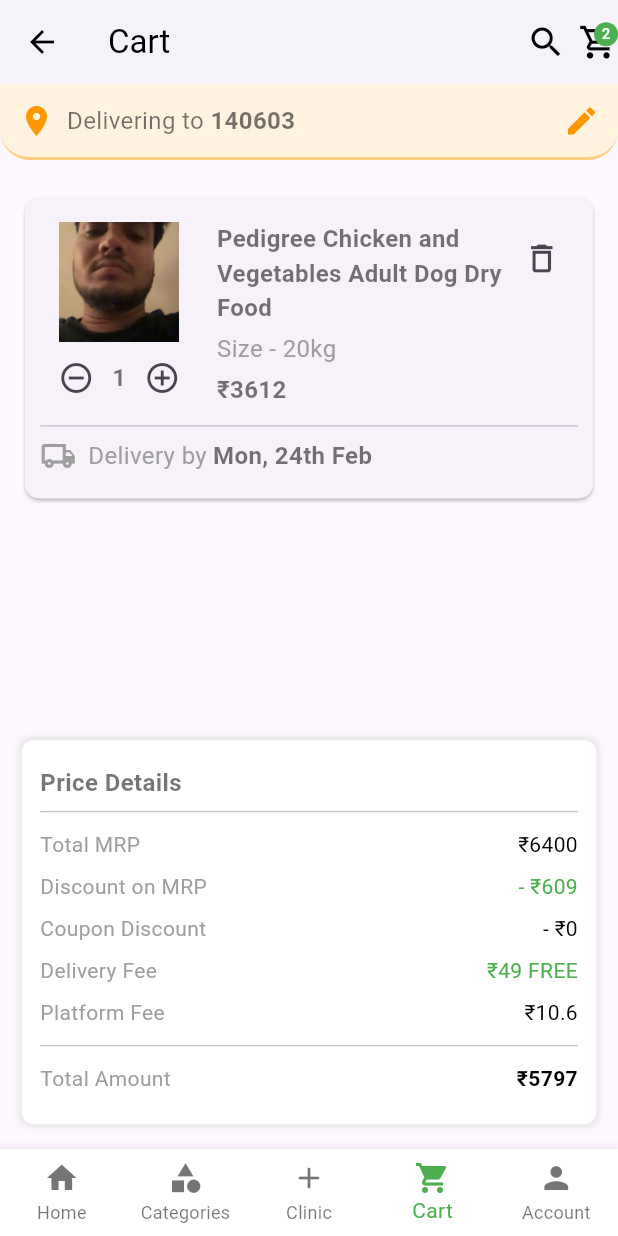
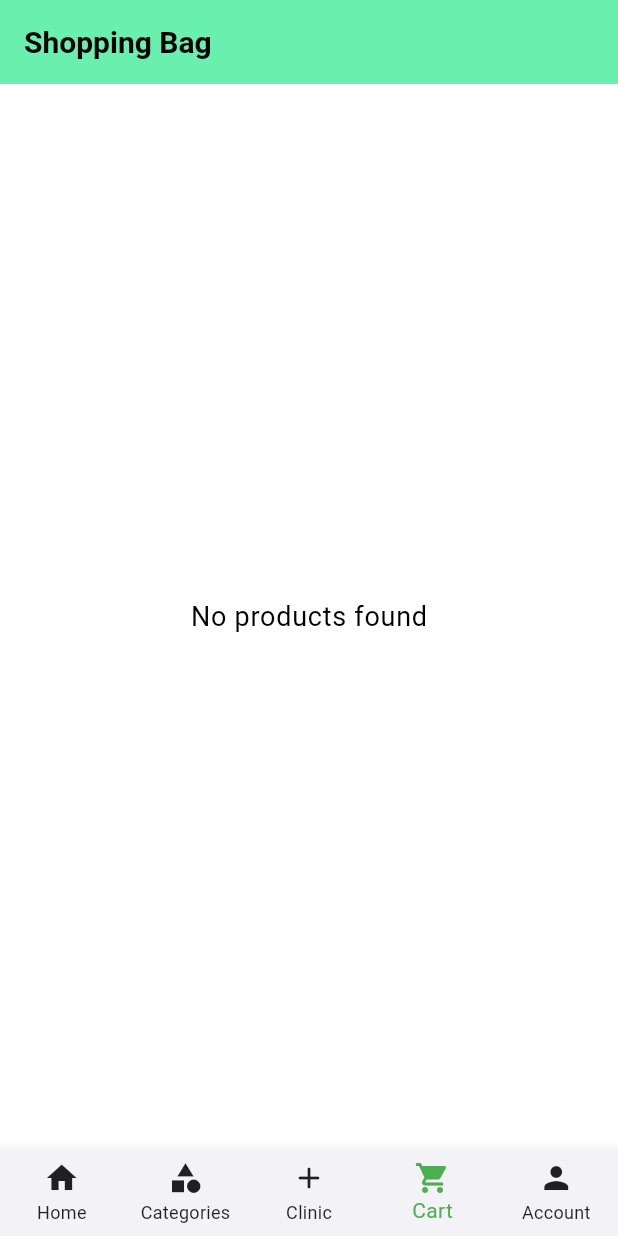
Before and after one commit to akp-dev2230/petmate, a Flutter app: the Landing screen opened directly, item 4 of the bottom bar chosen, on a phone screen of 412 x 824 dp. Run offline on Flutter 3.47's test engine with Material 3 defaults, Android fonts, the light colour scheme and no system bars; our stand-ins replace animate_do, cloud_firestore, firebase_auth, firebase_core, flutter_rating_bar, get and 4 more; accounts and stored records are empty; network calls fail.

Commit message:
added cart screen features and some changes in database.

```diff
--- a/lib/Services/firestore_services.dart
+++ b/lib/Services/firestore_services.dart
@@ -19,4 +19,8 @@
     return FirebaseFirestore.instance.collection("products").where('p_wishlist', arrayContains: FirebaseAuth.instance.currentUser!.uid).snapshots();
   }
 
+  static getAddToCartItems(){
+    return FirebaseFirestore.instance.collection('users').doc(FirebaseAuth.instance.currentUser!.uid).collection('cart').snapshots();
+  }
+
 }
--- a/lib/views/Cart/cart.dart
+++ b/lib/views/Cart/cart.dart
@@ -1,94 +1,106 @@
+import 'package:cloud_firestore/cloud_firestore.dart';
+import 'package:flutter/cupertino.dart';
 import 'package:flutter/material.dart';
+import 'package:get/get.dart';
+import 'package:petmate/Services/firestore_services.dart';
+import 'package:petmate/controllers/cart_controller.dart';
 import 'package:petmate/views/Cart/editaddress.dart';
 
-class Cart extends StatefulWidget {
+class Cart extends StatelessWidget {
   const Cart({super.key});
 
   @override
-  State<Cart> createState() => _CartState();
-}
-final List<Map<String, dynamic>> cartItems = [
-  {
-    "name": "Pedigree Chicken and Vegetables Adult Dog Dry Food",
-    "size": "20kg",
-    "image": "assets/images/bansalbhand.jpg",
-    "price": 3612,
-    "originalPrice": 3900,
-    "savings": 288
-  },
-];
+  Widget build(BuildContext context) {
 
-class _CartState extends State<Cart> {
-  @override
-  Widget build(BuildContext context) {
+    var cartController = Get.put(CartController());
 
     final screenWidth = MediaQuery.of(context).size.width;
     final screenHeight = MediaQuery.of(context).size.height;
 
+    final totalMRP = 0.obs;
+    final discount = 0.obs;
+    final totalAmount = 0.obs;
+
     return Scaffold(
+      backgroundColor: Theme.of(context).appBarTheme.backgroundColor,
       appBar: AppBar(
-          title: const Text("Cart"),
-          leading: Icon(Icons.arrow_back),
-          actions: [
-            Icon(Icons.search, size: screenHeight*0.032),
-            SizedBox(width: screenWidth*0.02),
-            Stack(
+        automaticallyImplyLeading: false,
+        backgroundColor: Colors.greenAccent,
+        title: const Text("Shopping Bag", style: TextStyle(fontSize: 20, fontWeight: FontWeight.bold, color: Colors.black),),
+      ),
+      body: StreamBuilder(
+        stream: FirestoreServices.getAddToCartItems(),
+        builder: (BuildContext context, AsyncSnapshot<QuerySnapshot> snapshot){
+          if(!snapshot.hasData){
+            return const Center(
+              child: CircularProgressIndicator(valueColor: AlwaysStoppedAnimation(Colors.greenAccent),),
+            );
+          }else if(snapshot.data!.docs.isEmpty){
+            return Center(
+              child: Text("No products found",style: Theme.of(context).textTheme.bodyLarge,),
+            );
+          }else{
+            var data = snapshot.data!.docs;
+
+            return SingleChildScrollView(
+              child: Column(
                 children: [
-                Icon(Icons.shopping_cart_outlined, size: screenHeight*0.032),
-                const Positioned(
-                  right: 0,
-                  top: 0,
-                  child: CircleAvatar(
-                    radius: 8,
-                    backgroundColor: Colors.green,
-                    child: Text("2", style: TextStyle(fontSize: 10, color: Colors.white)),
-                  ),
-                )
-              ],
-            )
-          ]
-      ),
-
-      body: Column(
-        children: [
+                  //address section
                   Container(
                     padding: EdgeInsets.symmetric(horizontal: screenWidth*0.03, vertical: screenHeight*0.015),
                     decoration: BoxDecoration(
                         color: Colors.orange.shade50,
-              borderRadius: const BorderRadius.only(
-                bottomLeft: Radius.circular(20),  // Adjust the radius as needed
-                bottomRight: Radius.circular(20),
-              ),
-              border: Border(
-                bottom: BorderSide(
-                  color: Colors.orange.shade200, // Border color
-                  width: 2.0, // Border width
-                ),
-              )
+                        borderRadius: const BorderRadius.only(bottomLeft: Radius.circular(20), bottomRight: Radius.circular(20),),
+                        border: Border(bottom: BorderSide(color: Colors.orange.shade200, width: 2.0,),)
                     ),
                     child: Row(
                       children: [
                         const Icon(Icons.location_on, color: Colors.orange),
-                SizedBox(width: screenWidth*0.02),
-                Text("Delivering to "),
-                Text("140603", style: TextStyle(fontWeight: FontWeight.bold)),
-                Spacer(),
+                        const Text(" Delivering to ", style: TextStyle(color: Colors.black),),
+                        const Text("140603", style: TextStyle(color: Colors.black, fontWeight: FontWeight.bold)),
+                        const Spacer(),
                         GestureDetector(
                           onTap: (){
-                    Navigator.push(context, MaterialPageRoute(builder: (context)=> Editaddress()));
+                            Navigator.push(context, MaterialPageRoute(builder: (context)=> const Editaddress()));
                           },
-                    child:Icon(Icons.edit, color: Colors.orange)),
+                          child: const Icon(Icons.edit, color: Colors.orange),
+                        ),
                       ],
                     ),
                   ),
-          Expanded(
+
+                  //item section
+                  SizedBox(
                     child: ListView.builder(
-              itemCount: cartItems.length,
+                      shrinkWrap: true,
+                      physics: const NeverScrollableScrollPhysics(),
+                      itemCount: data.length,
                       itemBuilder: (context, index) {
-                var item = cartItems[index];
-                return Card(
-                  margin: EdgeInsets.symmetric(horizontal: screenWidth*0.04, vertical: screenHeight*0.03),
-                  shape: RoundedRectangleBorder(borderRadius: BorderRadius.circular(10)),
+
+                        final productDoc = data[index].id;
+                        final quantity = data[index]['qty'];
+
+                        return FutureBuilder<DocumentSnapshot>(
+                          future: FirebaseFirestore.instance.collection('products').doc(productDoc).get(),
+                          builder: (context, productSnapshot){
+                            if(!productSnapshot.hasData){
+                              return const Center(
+                                child: CircularProgressIndicator(valueColor: AlwaysStoppedAnimation(Colors.greenAccent),),
+                              );
+                            }
+
+                            final productData = productSnapshot.data!.data() as Map<String, dynamic>;
+                            final productPrice = productData['p_price'];
+                            WidgetsBinding.instance.addPostFrameCallback((_) {
+                              totalMRP.value += ((productPrice) * quantity) as int;
+                            });
+
+                            return Container(
+                              margin: EdgeInsets.symmetric(horizontal: screenWidth*0.04, vertical: screenHeight*0.01),
+                              decoration: BoxDecoration(
+                                color: CupertinoColors.white,
+                                borderRadius: BorderRadius.circular(10),
+                              ),
                               child: Padding(
                                 padding: EdgeInsets.symmetric(horizontal: screenWidth*0.025, vertical: screenHeight*0.02),
                                 child: Column(
@@ -97,50 +109,51 @@
                                     Row(
                                       crossAxisAlignment: CrossAxisAlignment.start,
                                       children: [
-                            Column(
-                              children: [
-                                Image.asset(item["image"], height: 80, width: 80, fit: BoxFit.cover),
-                                Row(
-                                  children: [
-                                    IconButton(
-                                      icon: Icon(Icons.remove_circle_outline),
-                                      onPressed: () {},
-                                    ),
-                                    Text("1", style: TextStyle(fontSize: 16, fontWeight: FontWeight.bold)),
-                                    IconButton(
-                                      icon: Icon(Icons.add_circle_outline),
-                                      onPressed: () {},
-                                    ),
-                                  ],
-                                )
-                              ],
-                            ),
-                            SizedBox(width: screenWidth*0.03),
+                                        Image.network(productData['p_image'], height: 120, width: 100, fit: BoxFit.contain),
+                                        SizedBox(width: screenWidth*0.02),
                                         Expanded(
                                           child: Column(
                                             crossAxisAlignment: CrossAxisAlignment.start,
                                             children: [
-                                  Text(item["name"], style: TextStyle(fontWeight: FontWeight.bold)),
+                                              Text(productData['p_name'], style: const TextStyle(fontSize: 18, fontWeight: FontWeight.w500, color: Colors.black)),
                                               SizedBox(height: screenHeight*0.005),
-                                  Text("Size - ${item["size"]}", style: TextStyle(color: Colors.grey)),
-                                  SizedBox(height: screenHeight*0.005),
-                                  Text("₹${item["price"]}",
-                                      style: TextStyle(fontSize: 16, fontWeight: FontWeight.bold)),
-                                  SizedBox(height: screenHeight*0.005),
+                                              Row(
+                                                mainAxisAlignment: MainAxisAlignment.spaceBetween,
+                                                children: [
+                                                  Text("MRP - ${productPrice.toStringAsFixed(2)}", style: const TextStyle(color: Colors.black87)),
+                                                  GestureDetector(
+                                                    onTap: (){
+                                                      cartController.showQuantityBottomSheet(
+                                                        context: context,
+                                                        productDoc: productDoc,
+                                                        currentQuantity: quantity,
+                                                      );
+                                                    },
+                                                    child: Text("qty - $quantity", style: const TextStyle(color: Colors.black54)),
+                                                  ),
+                                                ],
+                                              ),
+                                              Text(
+                                                "₹${(productPrice * quantity).toStringAsFixed(2)}",
+                                                style: const TextStyle(fontSize: 18, color: Colors.black),
+                                              ),
                                             ],
                                           ),
                                         ),
-                            IconButton(icon: Icon(Icons.delete_outline, size: screenWidth*0.06,), onPressed: () {}),
+                                        IconButton(
+                                          onPressed: (){
+                                            cartController.removeToCart(productDoc: productDoc);
+                                          },
+                                          icon: const Icon(Icons.delete_outline, color: Colors.redAccent,),
+                                        ),
                                       ],
                                     ),
-                        Divider(),
-                        Row(
+                                    const Divider(),
+                                    const Row(
                                       children: [
-                            Icon(Icons.local_shipping_outlined, color: Colors.grey),
-                            SizedBox(width: 8),
-                            Text("Delivery by", style: TextStyle(color: Colors.grey)),
-                            SizedBox(width: 4),
-                            Text("Mon, 24th Feb", style: TextStyle(fontWeight: FontWeight.bold)),
+                                        Icon(Icons.local_shipping_outlined, color: Color(0xFF1E2433)),
+                                        Text(" Delivery by", style: TextStyle(color: Colors.black)),
+                                        Text(" Mon, 24th Feb", style: TextStyle(color: Colors.black, fontWeight: FontWeight.bold)),
                                       ],
                                     ),
                                   ],
@@ -148,9 +161,16 @@
                               ),
                             );
                           },
+                        );
+                      },
                     ),
                   ),
-          Container(
+
+                  //billing section
+                  Obx( () {
+                    discount.value = (totalMRP.value * 0.1).toInt();
+                    totalAmount.value = (totalMRP.value - discount.value + 99).toInt();
+                    return Container(
                       margin: EdgeInsets.symmetric(horizontal: screenWidth*0.035, vertical: screenHeight*0.02),
                       padding: EdgeInsets.symmetric(horizontal: screenWidth*0.03, vertical: screenHeight*0.02),
                       decoration: BoxDecoration(
@@ -161,31 +181,52 @@
                       child: Column(
                         crossAxisAlignment: CrossAxisAlignment.start,
                         children: [
-                const Text("Price Details", style: TextStyle(fontWeight: FontWeight.bold, fontSize: 16)),
+                          const Text("Price Details", style: TextStyle(fontWeight: FontWeight.bold, fontSize: 16, color: Colors.black)),
                           const Divider(),
-                _priceDetailRow("Total MRP", "₹6400"),
-                _priceDetailRow("Discount on MRP", "- ₹609", color: Colors.green),
-                _priceDetailRow("Coupon Discount", "- ₹0"),
-                _priceDetailRow("Delivery Fee", "₹49 FREE", color: Colors.green),
-                _priceDetailRow("Platform Fee", "₹10.6"),
+                          _priceDetailRow(title: "Total MRP", value: "₹${(totalMRP.value).toDouble().toStringAsFixed(2)}"),
+                          _priceDetailRow(
+                            title: "Discount on MRP",
+                            value: "- ₹${(discount.value).toDouble().toStringAsFixed(2)}",
+                            color: Colors.green,
+                          ),
+                          _priceDetailRow(title: "Coupon Discount", value: "- ₹0.00"),
+                          _priceDetailRow(title: "Delivery Fee", value: "₹99.00 FREE", color: Colors.green),
                           const Divider(),
-                _priceDetailRow("Total Amount", "₹5797", isBold: true),
+                          Row(
+                            mainAxisAlignment: MainAxisAlignment.spaceBetween,
+                            children: [
+                              const Text("Total Amount",
+                                  style: TextStyle(fontWeight: FontWeight.bold, fontSize: 16, color: Colors.black)
+                              ),
+                              Text(
+                                (totalAmount.value).toDouble().toStringAsFixed(2),
+                                style: const TextStyle(fontWeight: FontWeight.bold, fontSize: 16, color: Colors.black),
+                              ),
                             ],
                           ),
+                        ],
                       ),
+                    );
+                  }),
+
                 ],
+              ),
+            );
+          }
+        },
       ),
     );
   }
 }
 
-Widget _priceDetailRow(String title, String value, {Color color = Colors.black, bool isBold = false}) {
+
+Widget _priceDetailRow({required String title, required String value, Color color = Colors.black, bool isBold = false}) {
   return Padding(
     padding: const EdgeInsets.symmetric(vertical: 4),
     child: Row(
       mainAxisAlignment: MainAxisAlignment.spaceBetween,
       children: [
-        Text(title, style: TextStyle(fontSize: 14, color: Colors.grey)),
+        Text(title, style: const TextStyle(fontSize: 14, color: Colors.black)),
         Text(value, style: TextStyle(fontSize: 14, fontWeight: isBold ? FontWeight.bold : FontWeight.normal, color: color)),
       ],
     ),
--- a/lib/views/categories/category_item.dart
+++ b/lib/views/categories/category_item.dart
@@ -77,7 +77,7 @@
                               style: const TextStyle(color: Colors.black, fontSize: 16,),
                             ),
                             const SizedBox(height: 10,),
-                            Text("₹${data[index]['p_price']}.00", style: const TextStyle(color: Colors.black, fontSize: 16,)),
+                            Text("₹${data[index]['p_price'].toStringAsFixed(2)}", style: const TextStyle(color: Colors.black, fontSize: 16,)),
                             const SizedBox(height: 10,),
                           ],
                         ),
--- a/lib/views/landing_screen/landing.dart
+++ b/lib/views/landing_screen/landing.dart
@@ -52,10 +52,10 @@
       ), // Display selected page
       bottomNavigationBar: Obx( ()=>
           BottomNavigationBar(
-            backgroundColor: Theme.of(context).appBarTheme.backgroundColor,
+            backgroundColor: Theme.of(context).navigationBarTheme.backgroundColor,
             type: BottomNavigationBarType.fixed,
             selectedItemColor: Colors.green,
-            unselectedItemColor: Theme.of(context).brightness == Brightness.dark ? Colors.white70 : Colors.black54,
+            unselectedItemColor: Theme.of(context).brightness == Brightness.dark ? Colors.white70 : Colors.black87,
             currentIndex: currentNavIndex.value,
             onTap: (index){
               currentNavIndex.value = index;
```
Also changed, not shown: lib/app_theme.dart (+6 -2 lines), lib/controllers/cart_controller.dart (added, +112 -0 lines), lib/controllers/product_controller.dart (+39 -19 lines), lib/views/categories/item_detail.dart (+13 -12 lines). Lines whose indentation alone changed are shown as unchanged.
